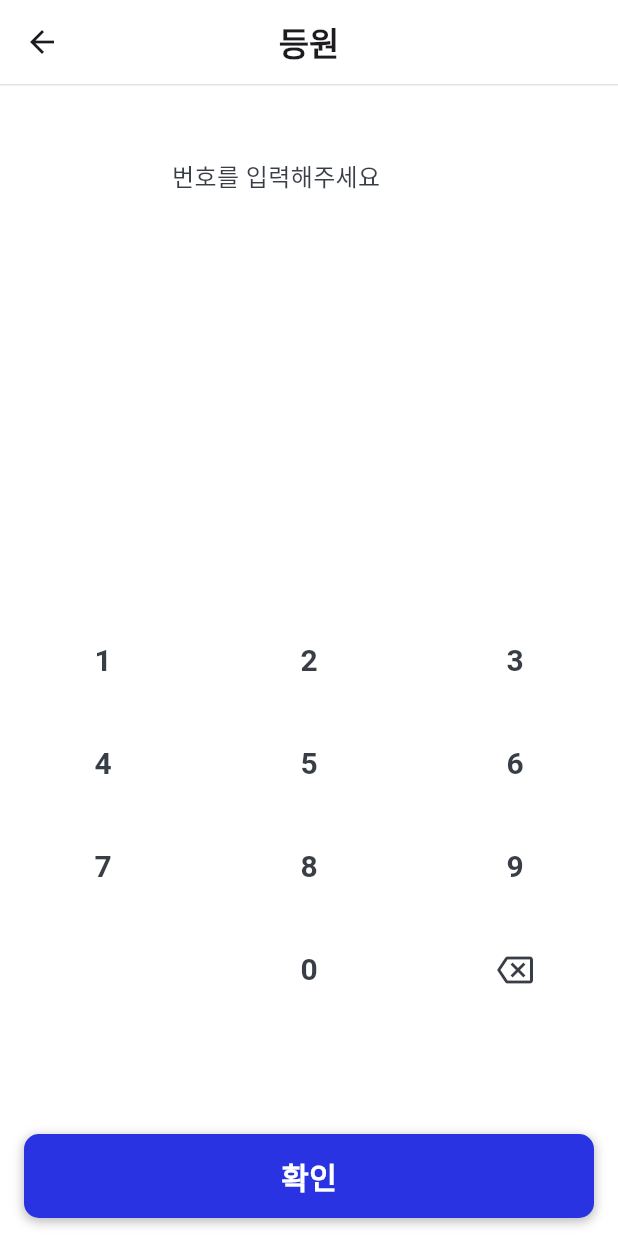
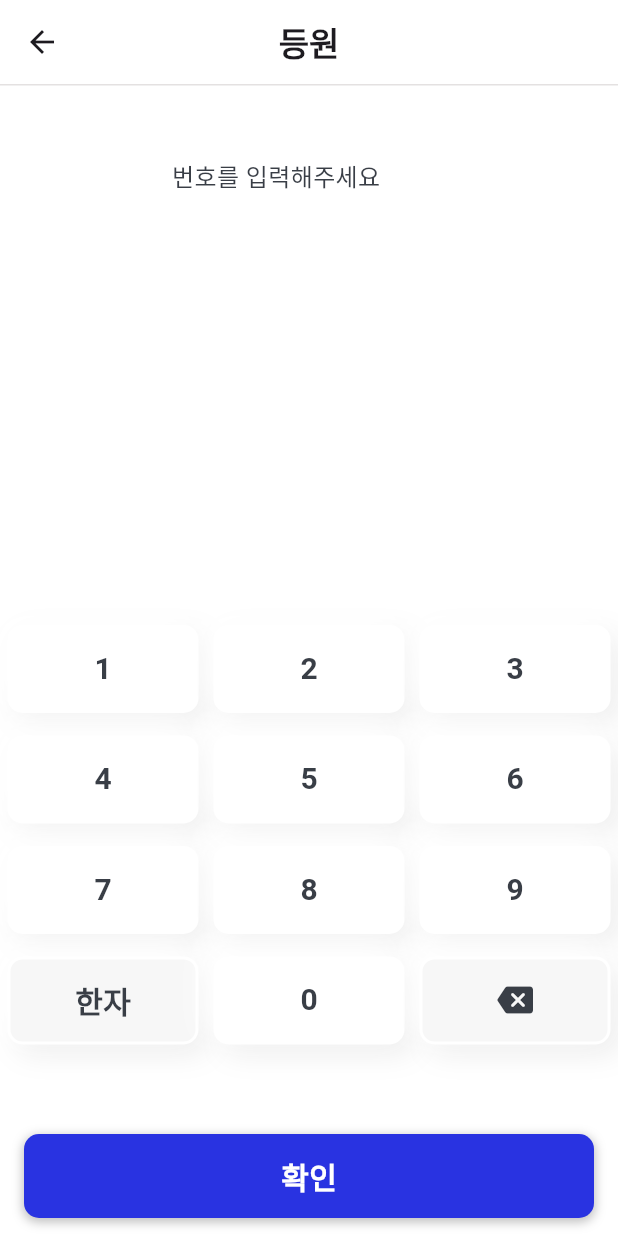
Before and after one commit to qndn3tp/hohoedu-keypad, a Flutter app: the AttendanceScreen screen opened directly, on a phone screen of 412 x 824 dp. Run offline on Flutter 3.47's test engine with Material 3 defaults, Android fonts, the phone set to English and light mode, and no system bars; our stand-ins replace connectivity_plus, eva_icons_flutter, flutter_dotenv, get.

Commit message:
Feat: Add Hanja keyboard

```diff
--- a/lib/screens/attendance/keypad.dart
+++ b/lib/screens/attendance/keypad.dart
@@ -6,17 +6,37 @@ import 'package:hoho_keypad/screens/attendance/number_controller.dart';
 ///////////////
 //  키패드  //
 ///////////////
-keyboard() {
+
+class KeyController extends GetxController {
+  RxBool isDigit = true.obs;
+
+  void changeKey() {
+    isDigit.value = !isDigit.value;
+  }
+}
+
+Widget keyboard() {
   // 번호 컨트롤러
   final numberController = Get.put(NumberController());
+  final keyController = Get.put(KeyController());
 
-  // 키패드 배열
-  final keys = [
+  // 숫자 키보드
+  final digitKeys = [
     ['1', '2', '3'],
     ['4', '5', '6'],
     ['7', '8', '9'],
-    ['', '0', Icons.backspace_outlined]
+    ['한자', '0', Icons.backspace_rounded]
   ];
+
+  // 한자키보드
+  final hanjaKeys = [
+    ['一', '二', '三'],
+    ['四', '五', '六'],
+    ['七', '八', '九'],
+    ['숫자', '〇', Icons.backspace_rounded]
+  ];
+
+  final keys = keyController.isDigit.value ? digitKeys : hanjaKeys;
 
   return Column(children: keys
   .map(
@@ -28,8 +48,8 @@ keyboard() {
           child: KeyboardKey(
             label: y,
             onTap: y is String
-              ? numberController.onNumberPress      // 번호를 입력했을 경우 로직
-              : numberController.onBackspacePress,  // 뒤로가기 아이콘을 입력했을 경우 로직
+              ? numberController.onNumberPress      // 번호 입력 로직
+              : numberController.onBackspacePress,  // 뒤로가기 아이콘 로직
             value: y,
           ),
         );
--- a/lib/screens/attendance/number_controller.dart
+++ b/lib/screens/attendance/number_controller.dart
@@ -1,19 +1,40 @@
 import 'package:get/get.dart';
+import 'package:hoho_keypad/screens/attendance/keypad.dart';
 
 ////////////////////
 //  번호 컨트롤러  //
 ////////////////////
 
-// 번호 변수를 실시간으로 관리하기 위해
-// setState()대신 상태관리패키지인 getx 사용.
 class NumberController extends GetxController {
+  final keyController = Get.put(KeyController());
   // 번호
   RxString number = ''.obs;
 
+  Map<String, String> hanjaToDigit = {
+    '〇': '0', '一': '1', '二': '2',
+    '三': '3', '四': '4', '五': '5',
+    '六': '6', '七': '7', '八': '8',
+    '九': '9',
+  };
+
   // 번호 입력
-  void onNumberPress(val) {               // 9자리까지만 입력, 하나씩 추가
-    if (number.value.length < 9) {
-      number.value += val;
+  void onNumberPress(val) {
+    // 키보드 변경
+    if (val == "숫자" || val == "한자") {
+      keyController.changeKey();
+    }
+    else {
+      if (number.value.length < 9) {        // 9자리까지만 입력, 하나씩 추가
+        // 숫자 키보드
+        if (keyController.isDigit.value) {
+          number.value += val;
+        }
+        // 한자 키보드
+        else {
+          final key = val.toString();
+          number.value += hanjaToDigit[key]!;
+        }
+      }
     }
   }
 
--- a/lib/widgets/keyboard_key.dart
+++ b/lib/widgets/keyboard_key.dart
@@ -20,15 +20,37 @@ class KeyboardKey extends StatefulWidget {
 }
 
 class _KeyboardKeyState extends State<KeyboardKey> {
+  final functionalKey = ["한자", "숫자", Icons.backspace_rounded];    // 숫자 입력이 아닌 기능 키
   @override
   Widget build(BuildContext context) {
-    return InkWell(
+    return Container(
+      margin: const EdgeInsets.only(top: 5),
+      child: InkWell(
         // 키패드의 키를 눌렀을 때
         onTap: (){
           widget.onTap(widget.value);
         },
         child: AspectRatio(
           aspectRatio: 2,         // 키패드의 가로세로 비율
+            child: Container(
+              margin: const EdgeInsets.all(5),
+              decoration: BoxDecoration(
+                color: functionalKey.contains(widget.value) ? PrimaryColors.grey1 : Colors.white,
+                border: Border.all(color: Colors.white, width: 2),
+                borderRadius: BorderRadius.circular(10),
+                boxShadow: const [
+                  BoxShadow(
+                    color: Color(0xFFECECEC),
+                    offset: Offset(6.31, 6.31),
+                    blurRadius: 16,
+                  ),
+                  BoxShadow(
+                    color: Color(0xFFFFFFFF),
+                    offset: Offset(-6.31, -6.31),
+                    blurRadius: 16,
+                  ),
+                ],
+              ),
               child: Center(
                 child: widget.label is String
                   ? Text(
@@ -41,6 +63,8 @@ class _KeyboardKeyState extends State<KeyboardKey> {
                   : Icon(widget.label, color: PrimaryColors.textGrey),
               ),
             ),
+        ),
+      ),
     );
   }
 }
```
Lines whose indentation alone changed are shown as unchanged.
